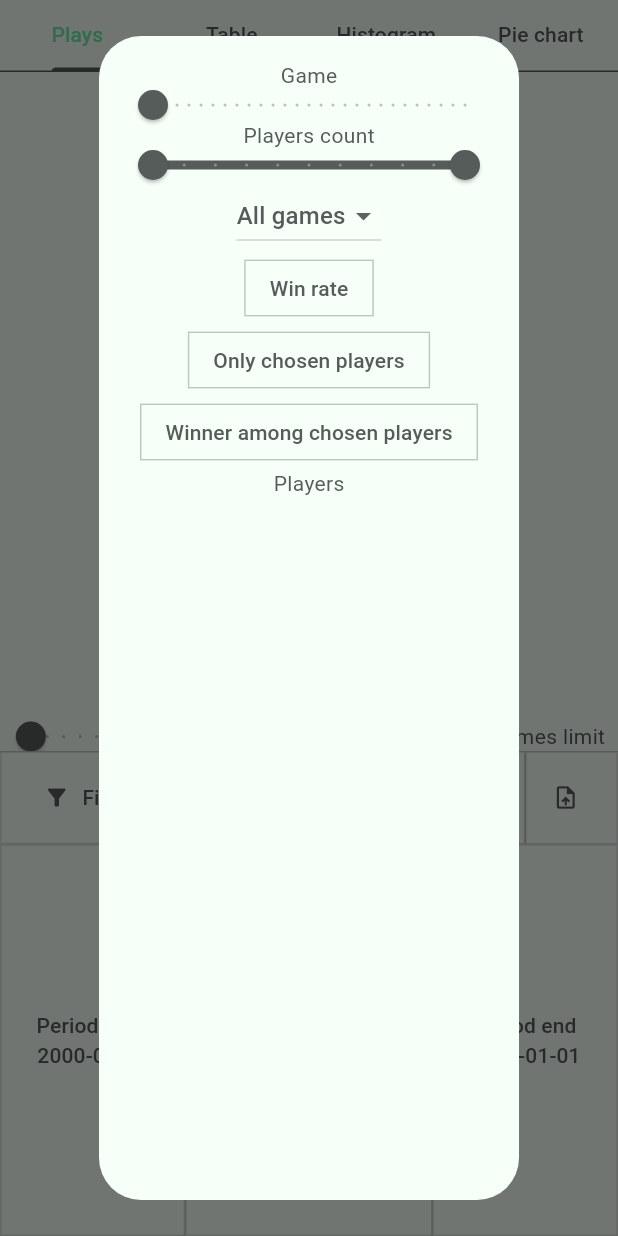
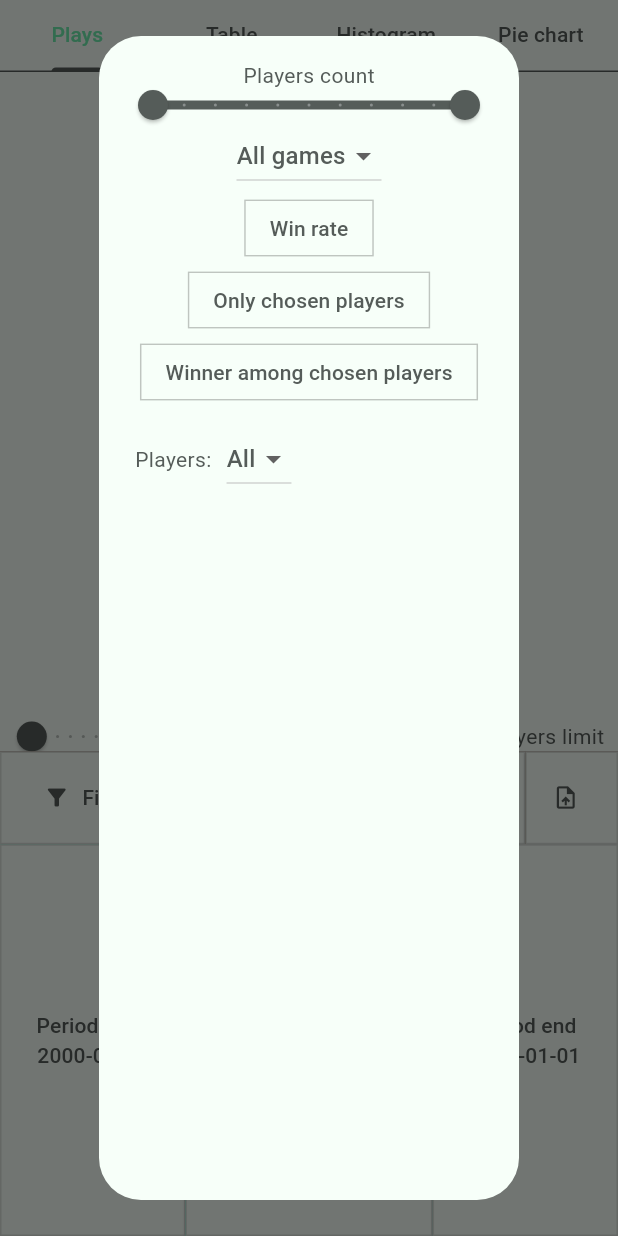
Before and after one commit to Dradass/bggSparrow-flutter, a Flutter app: the Statistics screen opened directly, after a tap on "Filters", on a phone screen of 412 x 824 dp. Run offline on Flutter 3.47's test engine with Material 3 defaults, Android fonts, the phone set to English and light mode, and no system bars; our stand-ins replace camera, connectivity_plus, flutter_colorpicker, flutter_secure_storage, open_file, shared_preferences and 3 more; missing offline and left inert: camera_platform_interface, encrypt, flutter_pixelmatching, requests, tutorial_coach_mark; accounts and stored records are empty; generated files the repository leaves out were written again; statements that could not run were skipped.

Commit message:
Players lists in statistics

```diff
--- a/l10n/app_en.arb
+++ b/l10n/app_en.arb
@@ -42,7 +42,7 @@
   "firstPlayerMode": "First player mode",
   "game": "Game",
   "games": "Games",
-  "gamesLimit": "Games limit",
+  "gamesLimit": "Games / players limit",
   "gamesLists": "Games lists",
   "gameNotFoundMatchingYourConditions": "Game not found matching your conditions",
   "gamesStats": "Games statistics",
--- a/l10n/app_ru.arb
+++ b/l10n/app_ru.arb
@@ -42,7 +42,7 @@
   "firstPlayerMode": "Режим выбора",
   "game": "Игра",
   "games": "Игры",
-  "gamesLimit": "Лимит игр",
+  "gamesLimit": "Лимит игр / игроков",
   "gamesLists": "Списки игр",
   "gameNotFoundMatchingYourConditions": "Игра, соответствующая вашим условиям, не найдена",
   "gamesStats": "Статистика игр",
--- a/lib/pages/statistics.dart
+++ b/lib/pages/statistics.dart
@@ -14,6 +14,7 @@ import 'dart:io';
 import 'package:path_provider/path_provider.dart';
 import 'package:open_file/open_file.dart';
 import 'dart:developer';
+import '../widgets/players_list.dart';
 
 // Free licence for small companies <5 developers and 1 millions $
 import 'package:syncfusion_flutter_charts/charts.dart';
@@ -39,10 +40,10 @@ class _StatisticsState extends State<Statistics> {
   bool onlyChosenPlayers = false;
   bool winnerAmongChosenPlayers = false;
   RangeValues maxRangeValues = const RangeValues(0, 10);
-  List<Map> players = [];
   Map<int, String> chosenGames = {};
   final SearchController searchController = SearchController();
   var chosenGameId = 0;
+  PlayersListWrapper playersListWrapper = PlayersListWrapper();
 
   DataCell _buildDataCell(
       int rowIndex, int colIndex, Widget child, double? width) {
@@ -106,6 +107,7 @@ class _StatisticsState extends State<Statistics> {
 
   @override
   Widget build(BuildContext context) {
+    playersListWrapper.updateCustomLists(context);
     GameThingSQL.getAllGames().then((allGames) {
       chosenGames[0] = S.of(context).allGames;
       if (allGames == null) return;
@@ -352,7 +354,7 @@ class _StatisticsState extends State<Statistics> {
           )),
           Row(mainAxisAlignment: MainAxisAlignment.spaceEvenly, children: [
             SizedBox(
-                width: MediaQuery.of(context).size.width * 0.75,
+                width: MediaQuery.of(context).size.width * 0.6,
                 child: Slider(
                   value: firstGamesCount,
                   min: 0,
@@ -384,8 +386,12 @@ class _StatisticsState extends State<Statistics> {
                           TutorialHandler.statsFiltersKeyContext = context2;
                           return ElevatedButton.icon(
                             onPressed: () async {
-                              if (players.isEmpty) {
-                                players = await getAllPlayers();
+                              // if (players.isEmpty) {
+                              //   players = await getAllPlayers();
+                              // }
+                              if (playersListWrapper.players.isEmpty) {
+                                playersListWrapper.players =
+                                    await getAllPlayers();
                               }
                               showDialog(
                                   context: context,
@@ -394,29 +400,29 @@ class _StatisticsState extends State<Statistics> {
                                         builder: (context, setState) {
                                       return AlertDialog(
                                           content: Column(children: [
-                                        Text(
-                                          S.of(context).game,
-                                          overflow: TextOverflow.ellipsis,
-                                        ),
+                                        // Text(
+                                        //   S.of(context).gamesLimit,
+                                        //   overflow: TextOverflow.ellipsis,
+                                        // ),
                                         Column(
                                           mainAxisAlignment:
                                               MainAxisAlignment.spaceBetween,
                                           children: [
-                                            SizedBox(
-                                                child: Slider(
-                                              value: firstGamesCount,
-                                              min: 0,
-                                              max: 25,
-                                              divisions: 26,
-                                              label: firstGamesCount
-                                                  .round()
-                                                  .toString(),
-                                              onChanged: (double value) {
-                                                setState(() {
-                                                  firstGamesCount = value;
-                                                });
-                                              },
-                                            )),
+                                            // SizedBox(
+                                            //     child: Slider(
+                                            //   value: firstGamesCount,
+                                            //   min: 0,
+                                            //   max: 25,
+                                            //   divisions: 26,
+                                            //   label: firstGamesCount
+                                            //       .round()
+                                            //       .toString(),
+                                            //   onChanged: (double value) {
+                                            //     setState(() {
+                                            //       firstGamesCount = value;
+                                            //     });
+                                            //   },
+                                            // )),
                                             Text(
                                               S.of(context).playersCount,
                                               overflow: TextOverflow.ellipsis,
@@ -539,12 +545,23 @@ class _StatisticsState extends State<Statistics> {
                                                 ),
                                               ),
                                             ]),
-                                        Text(S.of(context).players),
+                                        Row(
+                                          children: [
+                                            Text("${S.of(context).players}:"),
+                                            ChooseListDropdown(
+                                                playersListWrapper:
+                                                    playersListWrapper,
+                                                parentStateUpdate: () =>
+                                                    setState(() {})),
+                                          ],
+                                        ),
+
                                         Expanded(
                                             child: SingleChildScrollView(
                                                 child: Column(
-                                                    children:
-                                                        players.map((player) {
+                                                    children: playersListWrapper
+                                                        .players
+                                                        .map((player) {
                                           return CheckboxListTile(
                                             contentPadding: EdgeInsets.zero,
                                             title: Row(
@@ -627,11 +644,11 @@ class _StatisticsState extends State<Statistics> {
                             allPlays =
                                 await PlaysSQL.getAllPlays(startDate, endDate);
 
-                            var chosenPlayers = players
+                            var chosenPlayers = playersListWrapper.players
                                 .where((element) => element['isChecked']);
 
-                            var excludedPlayers =
-                                players.where((element) => element['excluded']);
+                            var excludedPlayers = playersListWrapper.players
+                                .where((element) => element['excluded']);
 
                             // Get plays with chosen players
                             if (chosenPlayers.isEmpty) {
```
